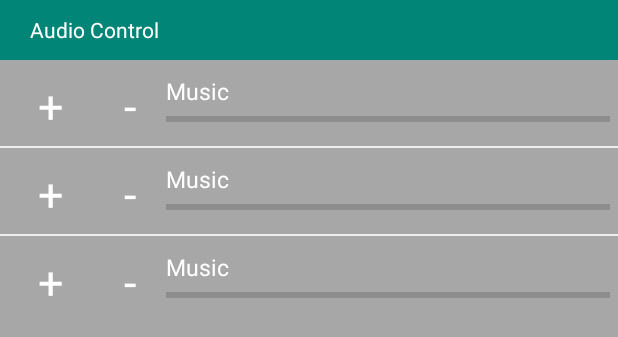
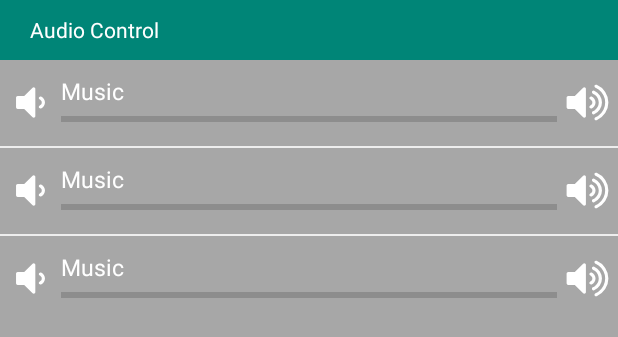
Before and after one commit to akashapps/AudioWidget, an Android app: the layout audio_list_widget.xml on its own in the app's theme, with its tools: preview values and no code run, on a phone screen of 412 x 824 dp. Shown: the top 337 px of the screen. Run offline under Robolectric (Android 15) with nearby library versions, the phone set to English and light mode, and no system bars.

Commit message:
Add icon and update ui

```diff
--- /dev/null
+++ b/app/src/main/res/drawable/ic_volume_down.xml
@@ -0,0 +1,9 @@
+<vector xmlns:android="http://schemas.android.com/apk/res/android"
+    android:width="30dp"
+    android:height="30dp"
+    android:viewportWidth="1792"
+    android:viewportHeight="1792">
+  <path
+      android:fillColor="#FF000000"
+      android:pathData="M1088,352v1088q0,26 -19,45t-45,19 -45,-19l-333,-333h-262q-26,0 -45,-19t-19,-45v-384q0,-26 19,-45t45,-19h262l333,-333q19,-19 45,-19t45,19 19,45zM1472,896q0,76 -42.5,141.5t-112.5,93.5q-10,5 -25,5 -26,0 -45,-18.5t-19,-45.5q0,-21 12,-35.5t29,-25 34,-23 29,-35.5 12,-57 -12,-57 -29,-35.5 -34,-23 -29,-25 -12,-35.5q0,-27 19,-45.5t45,-18.5q15,0 25,5 70,27 112.5,93t42.5,142z"/>
+</vector>
--- /dev/null
+++ b/app/src/main/res/drawable/ic_volume_up.xml
@@ -0,0 +1,9 @@
+<vector xmlns:android="http://schemas.android.com/apk/res/android"
+    android:width="30dp"
+    android:height="30dp"
+    android:viewportWidth="1792"
+    android:viewportHeight="1792">
+  <path
+      android:fillColor="#FF000000"
+      android:pathData="M832,352v1088q0,26 -19,45t-45,19 -45,-19l-333,-333h-262q-26,0 -45,-19t-19,-45v-384q0,-26 19,-45t45,-19h262l333,-333q19,-19 45,-19t45,19 19,45zM1216,896q0,76 -42.5,141.5t-112.5,93.5q-10,5 -25,5 -26,0 -45,-18.5t-19,-45.5q0,-21 12,-35.5t29,-25 34,-23 29,-35.5 12,-57 -12,-57 -29,-35.5 -34,-23 -29,-25 -12,-35.5q0,-27 19,-45.5t45,-18.5q15,0 25,5 70,27 112.5,93t42.5,142zM1472,896q0,153 -85,282.5t-225,188.5q-13,5 -25,5 -27,0 -46,-19t-19,-45q0,-39 39,-59 56,-29 76,-44 74,-54 115.5,-135.5t41.5,-173.5 -41.5,-173.5 -115.5,-135.5q-20,-15 -76,-44 -39,-20 -39,-59 0,-26 19,-45t45,-19q13,0 26,5 140,59 225,188.5t85,282.5zM1728,896q0,230 -127,422.5t-338,283.5q-13,5 -26,5 -26,0 -45,-19t-19,-45q0,-36 39,-59 7,-4 22.5,-10.5t22.5,-10.5q46,-25 82,-51 123,-91 192,-227t69,-289 -69,-289 -192,-227q-36,-26 -82,-51 -7,-4 -22.5,-10.5t-22.5,-10.5q-39,-23 -39,-59 0,-26 19,-45t45,-19q13,0 26,5 211,91 338,283.5t127,422.5z"/>
+</vector>
--- a/app/src/main/res/layout/list_item_voulume_cell.xml
+++ b/app/src/main/res/layout/list_item_voulume_cell.xml
@@ -3,7 +3,7 @@
     android:layout_width="match_parent"
     android:layout_height="match_parent">
 
-    <LinearLayout
+    <RelativeLayout
         android:id="@+id/layout"
         android:layout_width="match_parent"
         android:layout_height="wrap_content"
@@ -16,32 +16,28 @@
         android:paddingRight="5dp"
         android:paddingBottom="10dp">
 
-        <TextView
-            android:id="@+id/plus"
-            android:layout_width="wrap_content"
-            android:layout_height="match_parent"
-            android:gravity="center_vertical"
-            android:paddingStart="20dp"
-            android:paddingEnd="20dp"
-            android:text="+"
-            android:textColor="#FFFFFF"
-            android:textSize="30sp" />
-
-        <TextView
+        <ImageView
             android:id="@+id/minus"
-            android:layout_width="wrap_content"
-            android:layout_height="match_parent"
-            android:gravity="center_vertical"
-            android:paddingStart="20dp"
-            android:paddingEnd="20dp"
-            android:text="-"
-            android:textColor="#FFFFFF"
-            android:textSize="30sp" />
+            android:layout_width="30dp"
+            android:layout_height="30dp"
+            android:layout_alignParentStart="true"
+            android:layout_alignParentLeft="true"
+            android:layout_centerVertical="true"
+            android:src="@drawable/ic_volume_down"
+            android:tint="#FFFFFF"/>
 
         <LinearLayout
-            android:layout_width="match_parent"
+            android:layout_width="wrap_content"
             android:layout_height="wrap_content"
-            android:orientation="vertical">
+            android:layout_toStartOf="@+id/plus"
+            android:layout_toLeftOf="@id/plus"
+            android:layout_toEndOf="@+id/minus"
+            android:layout_toRightOf="@+id/minus"
+            android:orientation="vertical"
+            android:paddingStart="5dp"
+            android:paddingEnd="5dp"
+            android:paddingLeft="5dp"
+            android:paddingRight="5dp">
 
             <TextView
                 android:id="@+id/title"
@@ -60,6 +56,16 @@
 
         </LinearLayout>
 
-    </LinearLayout>
+        <ImageView
+            android:id="@+id/plus"
+            android:layout_width="30dp"
+            android:layout_height="30dp"
+            android:layout_alignParentEnd="true"
+            android:layout_alignParentRight="true"
+            android:layout_centerVertical="true"
+            android:src="@drawable/ic_volume_up"
+            android:tint="#FFFFFF"/>
+
+    </RelativeLayout>
 
 </RelativeLayout>
```
